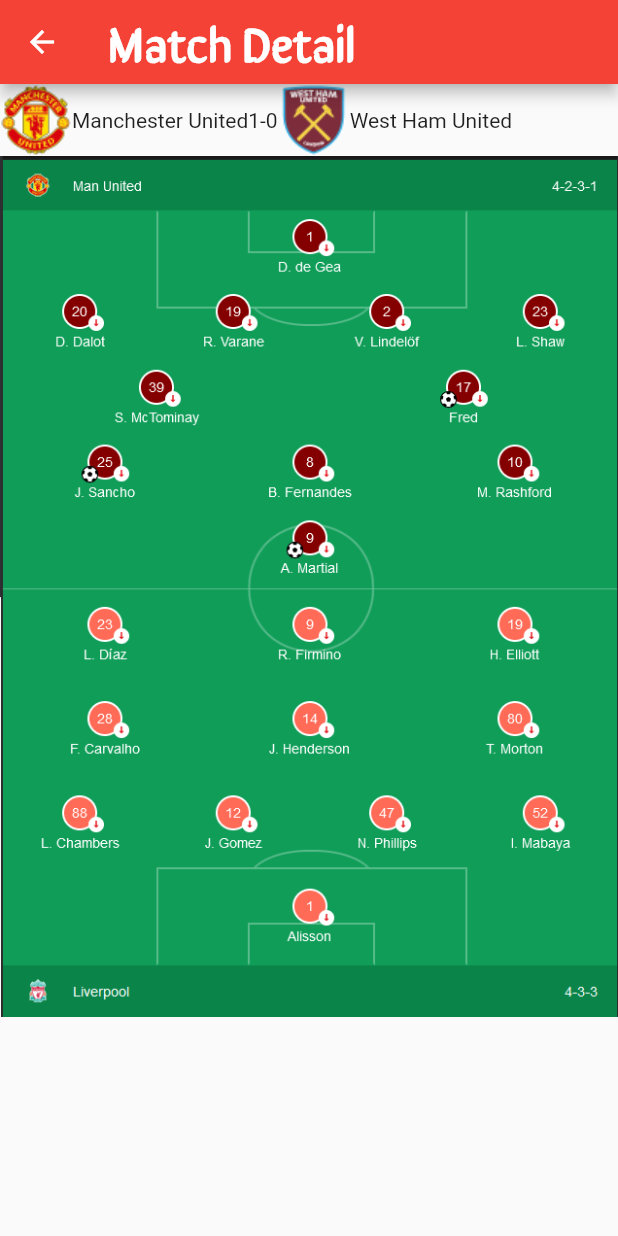
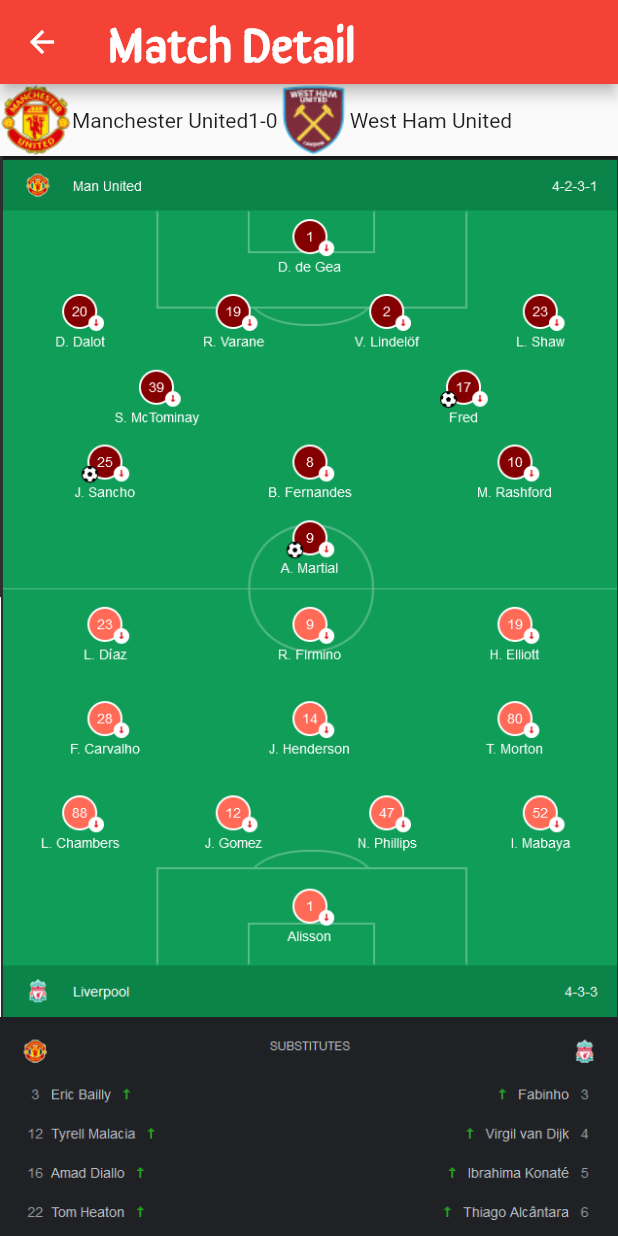
Before and after one commit to tangdesam/belajar-flutter, a Flutter app: the screen it shows after launch, after a tap on "Manchester United", on a phone screen of 412 x 824 dp. Run offline on Flutter 3.47's test engine with Material 2 defaults, Android fonts, the phone set to English and light mode, and no system bars.

```diff
--- a/match_soccer/lib/detail_page.dart
+++ b/match_soccer/lib/detail_page.dart
@@ -27,7 +27,8 @@ class DetailPage extends StatelessWidget {
                 Text(currMatch.away.name),
               ],
             ),
-            Image.asset(currMatch.imgLineup)
+            Image.asset(currMatch.imgLineup),
+            Image.asset(currMatch.imgSubtitutes)
           ],
         ),
       ),
--- a/match_soccer/lib/model/pertandingan.dart
+++ b/match_soccer/lib/model/pertandingan.dart
@@ -7,6 +7,7 @@ class Pertandingan {
   int awayScore;
   DateTime date;
   String imgLineup = 'images/lineups.png';
+  String imgSubtitutes = 'images/subtitutes.png';
 
   Pertandingan(
       {required this.home,
```
